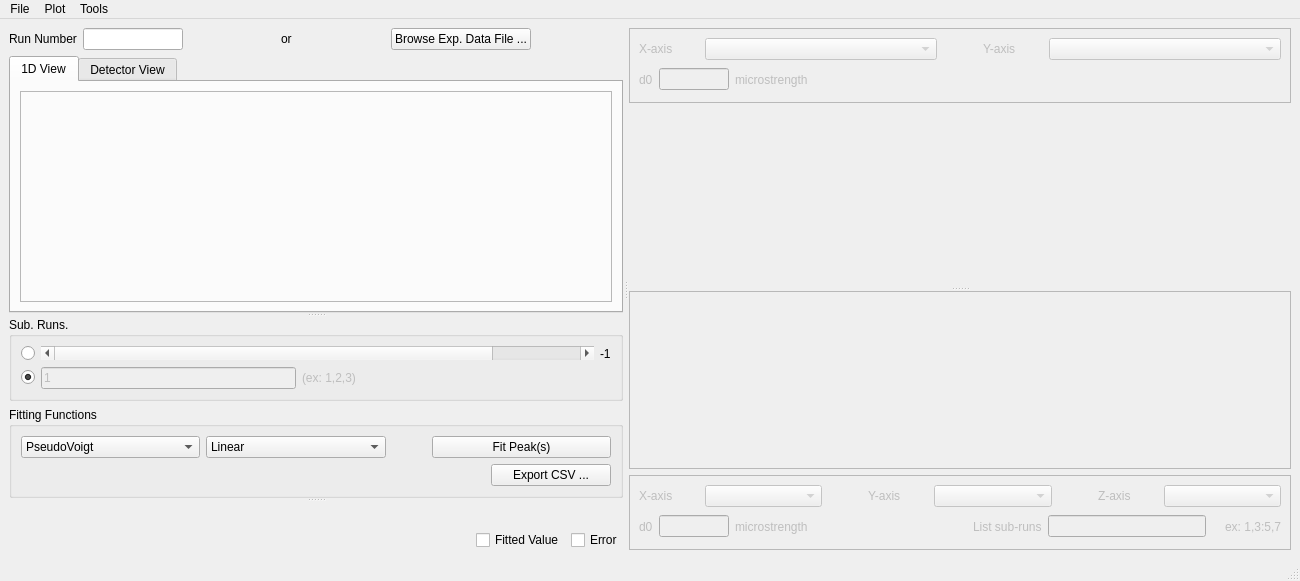
First picture: the form in pyrs/interface/designer/peakfitwindow.ui, repository neutrons/PyRS, before the edit.
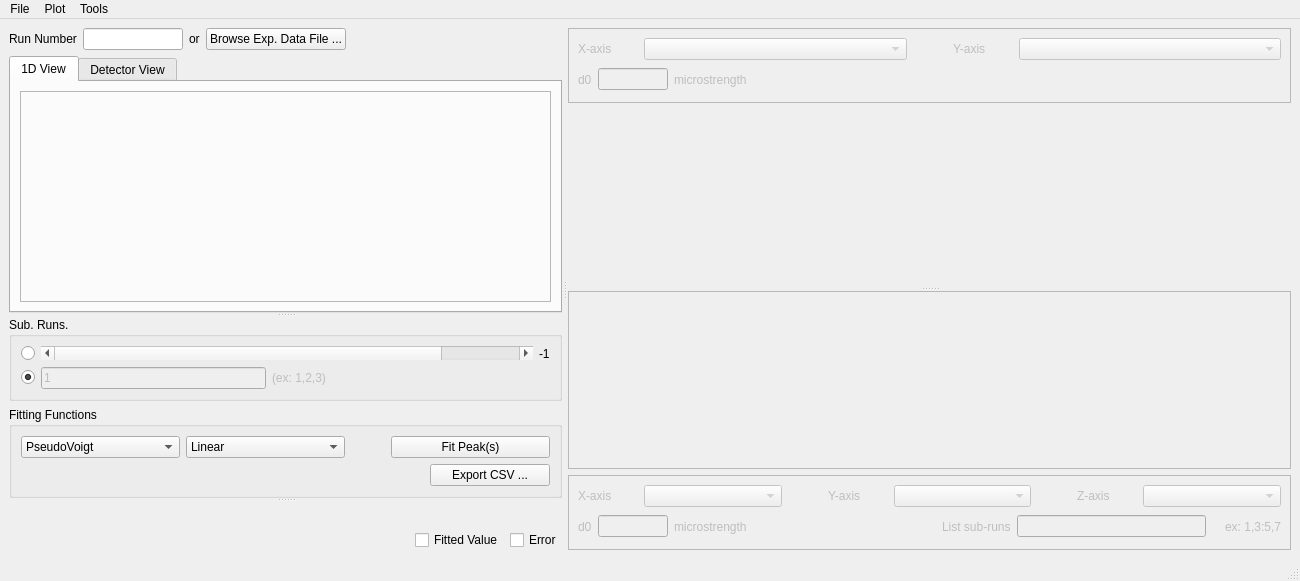
Second picture: the form after the edit.

Commit message: Improved layout of input data and fit_multiple_peaks works correctly right now. this refs #233

```diff
--- a/pyrs/interface/designer/peakfitwindow.ui
+++ b/pyrs/interface/designer/peakfitwindow.ui
@@ -73,19 +73,6 @@
               </property>
              </widget>
             </item>
-            <item>
-             <spacer name="horizontalSpacer_6">
-              <property name="orientation">
-               <enum>Qt::Horizontal</enum>
-              </property>
-              <property name="sizeHint" stdset="0">
-               <size>
-                <width>40</width>
-                <height>20</height>
-               </size>
-              </property>
-             </spacer>
-            </item>
             <item>
              <widget class="QLabel" name="label">
               <property name="text">
@@ -93,19 +80,6 @@
               </property>
              </widget>
             </item>
-            <item>
-             <spacer name="horizontalSpacer_4">
-              <property name="orientation">
-               <enum>Qt::Horizontal</enum>
-              </property>
-              <property name="sizeHint" stdset="0">
-               <size>
-                <width>40</width>
-                <height>20</height>
-               </size>
-              </property>
-             </spacer>
-            </item>
             <item>
              <widget class="QPushButton" name="pushButton_browseHDF">
               <property name="text">
```
The commit also changes 1 other file.
